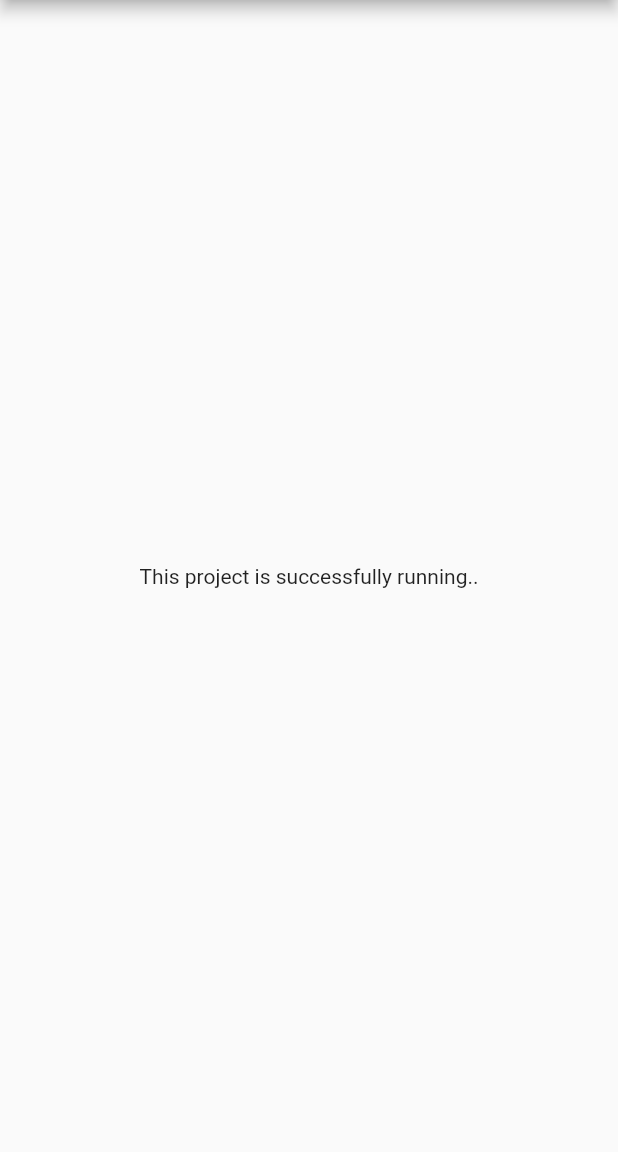
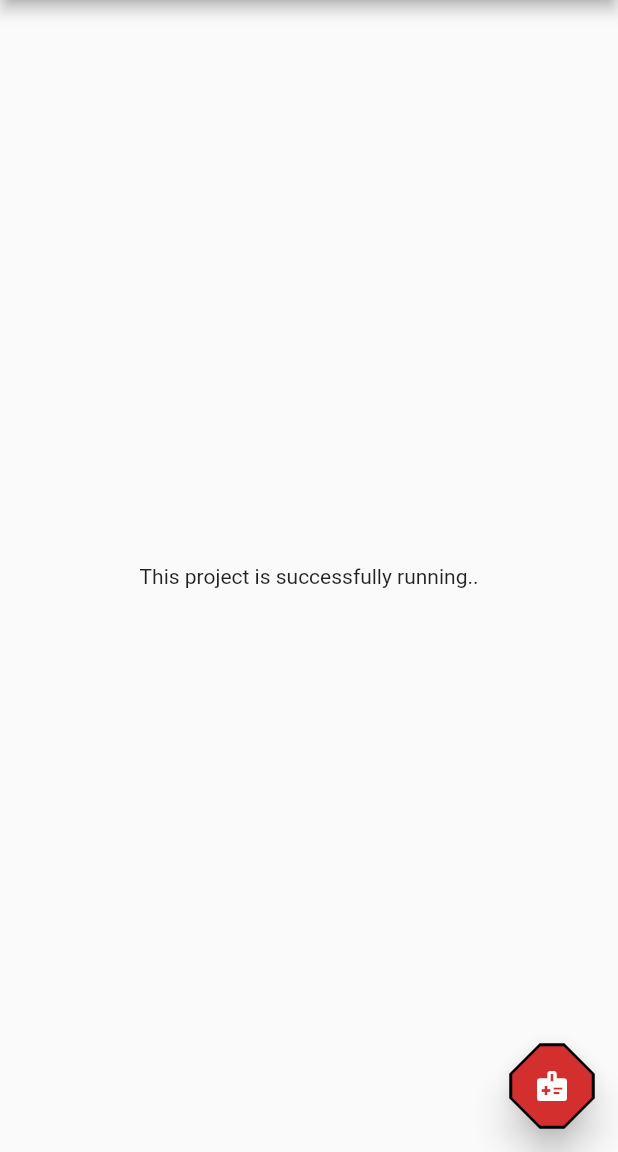
Before and after one commit to marufahmedofficial/MediTech_project_UITS, a Flutter app: the screen it shows after launch, on a phone screen of 412 x 824 dp, the part 84-1236 px from its top. Run offline on Flutter 3.47's test engine with Material 2 defaults, Android fonts, the phone set to English and light mode, and no system bars.

Commit message:
floating button

```diff
--- a/lib/pages/homepage.dart
+++ b/lib/pages/homepage.dart
@@ -15,6 +15,25 @@ class _HomePageState extends State<HomePage> {
           title: const Text('MediTech'),
           centerTitle: true,
         ),
+      floatingActionButton: FloatingActionButton(
+        // backgroundColor: Colors.indigoAccent,
+        // splashColor: Colors.purple,
+        // hoverColor: Colors.orange,
+
+        onPressed: (){},
+        child: Icon(Icons.medical_information),
+        backgroundColor: Colors.red.shade700,
+        foregroundColor: Colors.white,
+        elevation: 10.0,
+        shape: BeveledRectangleBorder(
+          borderRadius: BorderRadius.circular(20.0),
+          side: BorderSide()
+        ),
+
+
+        // // label : const Text('Change'),
+        // icon: const Icon(Icons.change_circle) ,
+      ),
       body: Center(
         child: Text('This project is successfully running..'),
       ),
```
